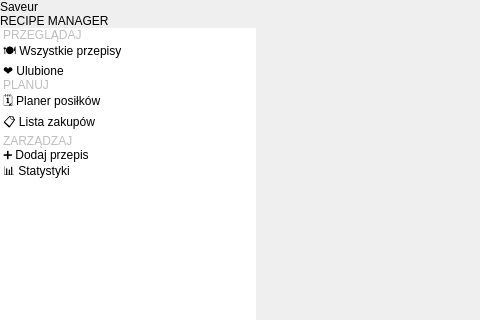
Qt form RecipeManager/mainwindow.ui (akmqu/recipe-manager) before a commit; both pictures show x 0 to 480 and y 0 to 320 of the 1280 by 720 pixel window.
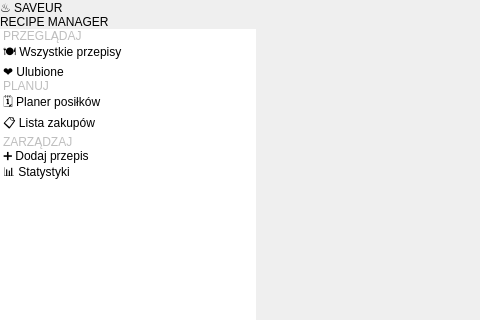
The same form after that commit.

Diff of the .ui file:
```diff
--- a/RecipeManager/mainwindow.ui
+++ b/RecipeManager/mainwindow.ui
@@ -87,7 +87,7 @@
           <item>
            <widget class="QLabel" name="label_BrandName">
             <property name="text">
-             <string>Saveur</string>
+             <string>♨️ SAVEUR</string>
             </property>
            </widget>
           </item>
```
